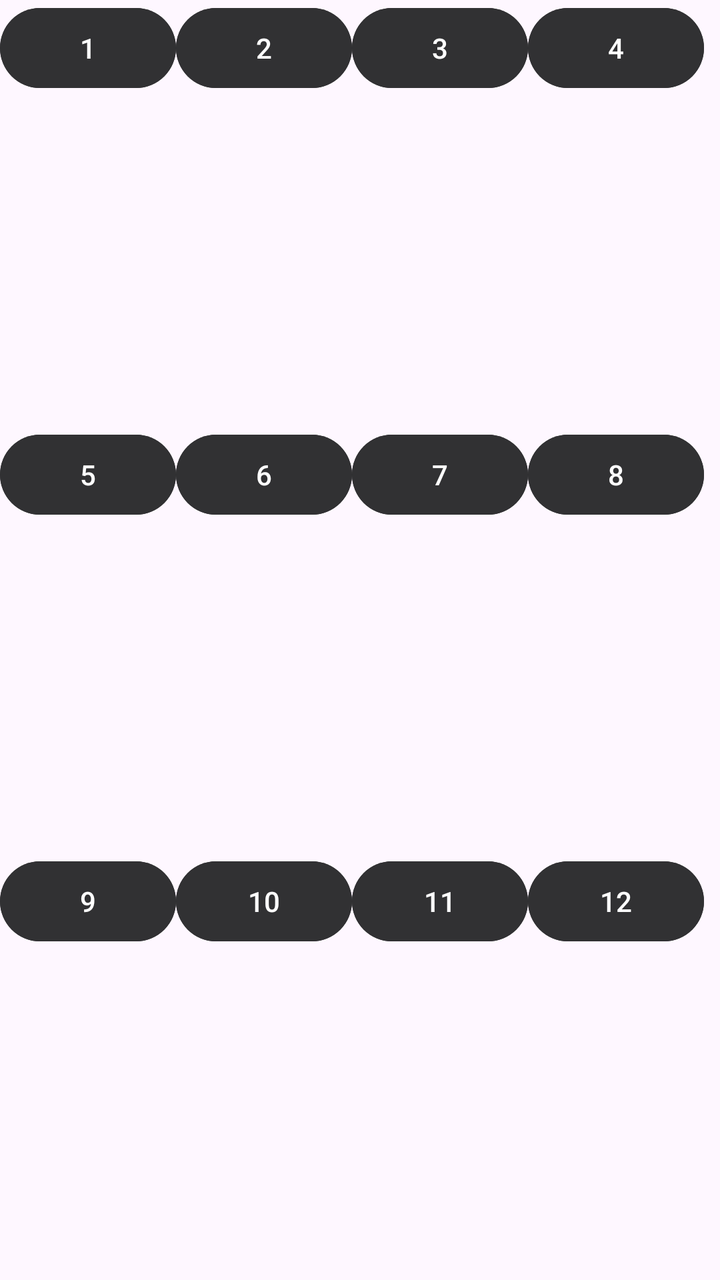
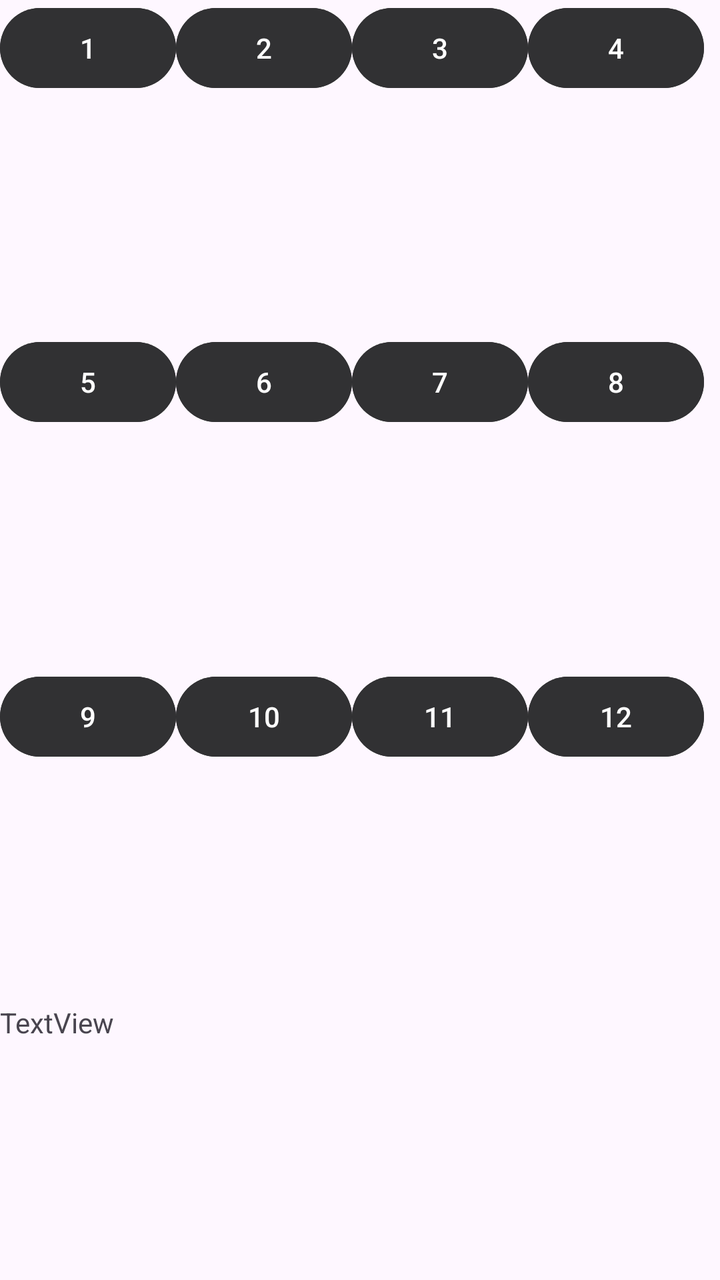

An Android layout rendered at two revisions. The XML below is the earlier revision; the diff shows what the commit changed to produce the second picture.
<!-- AndroidManifest.xml: application theme Theme.LosowanieZad -->
<!-- res/layout/activity_main.xml -->
<?xml version="1.0" encoding="utf-8"?>
<LinearLayout xmlns:android="http://schemas.android.com/apk/res/android"
    xmlns:app="http://schemas.android.com/apk/res-auto"
    xmlns:tools="http://schemas.android.com/tools"
    android:id="@+id/main"
    android:layout_width="wrap_content"
    android:layout_height="wrap_content"
    android:orientation="vertical"
    app:layoutDescription="@xml/activity_main_scene"
    tools:context=".MainActivity">

    <LinearLayout
        android:layout_width="wrap_content"
        android:layout_height="wrap_content"
        android:layout_weight="1"
        android:orientation="horizontal">

        <Button
            android:id="@+id/button1"
            android:layout_width="wrap_content"
            android:layout_height="wrap_content"
            android:layout_weight="1"
            android:backgroundTint="#313133"
            android:text="1" />

        <Button
            android:id="@+id/button2"
            android:layout_width="wrap_content"
            android:layout_height="wrap_content"
            android:layout_weight="1"
            android:backgroundTint="#313133"
            android:text="2" />

        <Button
            android:id="@+id/button3"
            android:layout_width="wrap_content"
            android:layout_height="wrap_content"
            android:layout_weight="1"
            android:backgroundTint="#313133"
            android:text="3" />

        <Button
            android:id="@+id/button4"
            android:layout_width="wrap_content"
            android:layout_height="wrap_content"
            android:layout_weight="1"
            android:backgroundTint="#313133"
            android:text="4" />

    </LinearLayout>

    <LinearLayout
        android:layout_width="wrap_content"
        android:layout_height="wrap_content"
        android:layout_weight="1"
        android:orientation="horizontal">

        <Button
            android:id="@+id/button5"
            android:layout_width="wrap_content"
            android:layout_height="wrap_content"
            android:layout_weight="1"
            android:backgroundTint="#313133"
            android:text="5" />

        <Button
            android:id="@+id/button6"
            android:layout_width="wrap_content"
            android:layout_height="wrap_content"
            android:layout_weight="1"
            android:backgroundTint="#313133"
            android:text="6" />

        <Button
            android:id="@+id/button7"
            android:layout_width="wrap_content"
            android:layout_height="wrap_content"
            android:layout_weight="1"
            android:backgroundTint="#313133"
            android:text="7" />

        <Button
            android:id="@+id/button8"
            android:layout_width="wrap_content"
            android:layout_height="wrap_content"
            android:layout_weight="1"
            android:backgroundTint="#313133"
            android:text="8" />

    </LinearLayout>

    <LinearLayout
        android:layout_width="wrap_content"
        android:layout_height="wrap_content"
        android:layout_weight="1"
        android:orientation="horizontal">

        <Button
            android:id="@+id/button9"
            android:layout_width="wrap_content"
            android:layout_height="wrap_content"
            android:layout_weight="1"
            android:backgroundTint="#313133"
            android:text="9" />

        <Button
            android:id="@+id/button10"
            android:layout_width="wrap_content"
            android:layout_height="wrap_content"
            android:layout_weight="1"
            android:backgroundTint="#313133"
            android:text="10" />

        <Button
            android:id="@+id/button11"
            android:layout_width="wrap_content"
            android:layout_height="wrap_content"
            android:layout_weight="1"
            android:backgroundTint="#313133"
            android:text="11" />

        <Button
            android:id="@+id/button12"
            android:layout_width="wrap_content"
            android:layout_height="wrap_content"
            android:layout_weight="1"
            android:backgroundTint="#313133"
            android:text="12" />
    </LinearLayout>

</LinearLayout>
<!-- resources referenced by this layout -->
<resources>
  <style name="Theme.LosowanieZad" parent="Base.Theme.LosowanieZad" />
  <style name="Base.Theme.LosowanieZad" parent="Theme.Material3.DayNight.NoActionBar">
          
          
      </style>
</resources>

<!-- the commit's change to res/layout/activity_main.xml (unified diff, before → after) -->
@@ -128,4 +128,11 @@
             android:text="12" />
     </LinearLayout>
 
+    <TextView
+        android:id="@+id/textView"
+        android:layout_width="match_parent"
+        android:layout_height="wrap_content"
+        android:layout_weight="1"
+        android:text="TextView" />
+
 </LinearLayout>
